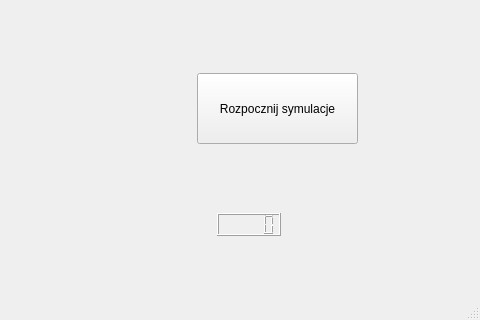
First picture: the form in mainwindow.ui, repository lipskirk/easy-rider, before the edit; both pictures show x 873 to 1353 and y 317 to 637 of the 1353 by 637 pixel window.
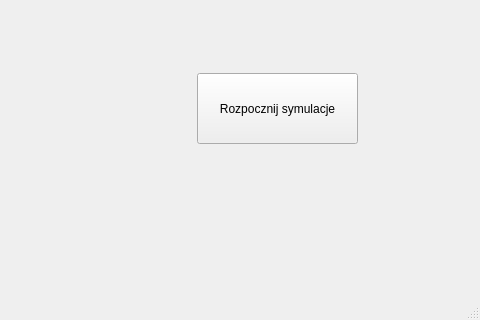
Second picture: the form after the edit.

```diff
--- a/mainwindow.ui
+++ b/mainwindow.ui
@@ -125,16 +125,6 @@
      <bool>true</bool>
     </property>
    </widget>
-   <widget class="QLCDNumber" name="lcdNumber">
-    <property name="geometry">
-     <rect>
-      <x>1090</x>
-      <y>530</y>
-      <width>64</width>
-      <height>23</height>
-     </rect>
-    </property>
-   </widget>
   </widget>
   <widget class="QMenuBar" name="menubar">
    <property name="geometry">
```
